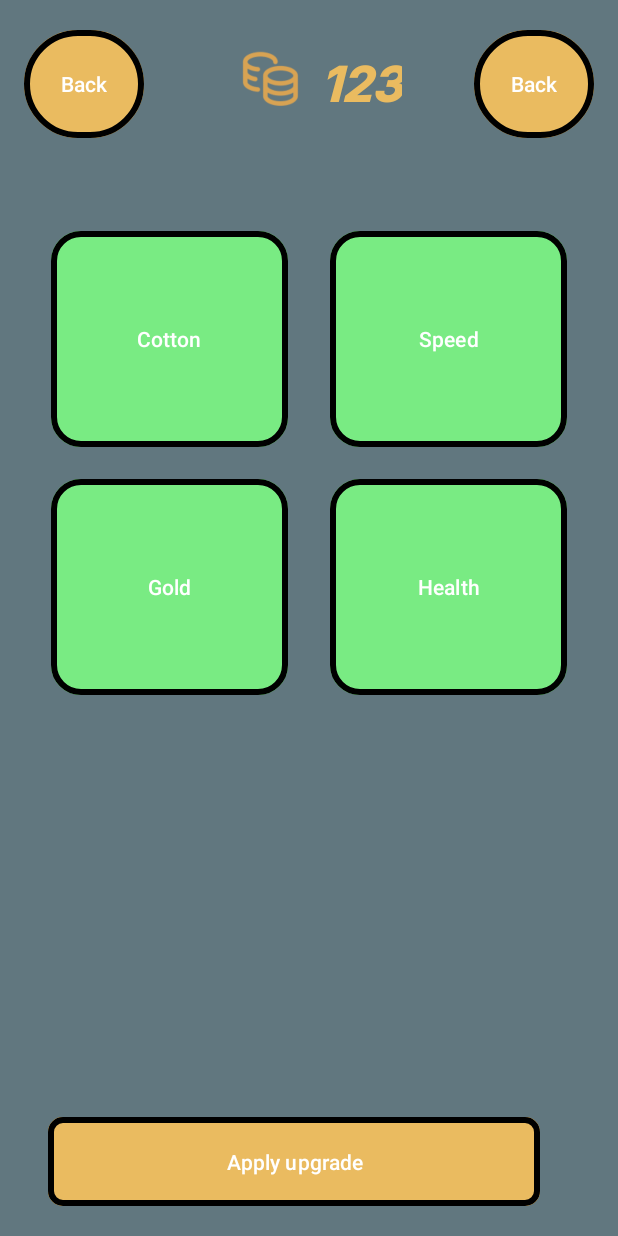
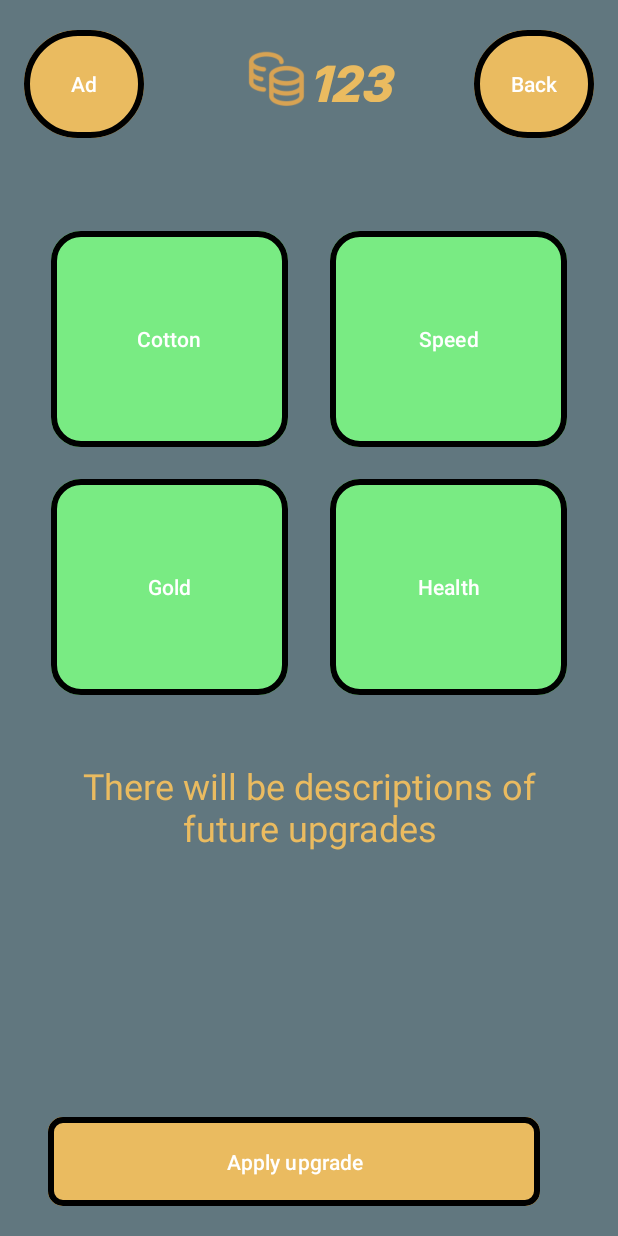
Before and after one commit to MontyRex/BabusLoves, an Android app: the UpgradeActivity screen opened directly, with no data from a screen before it, on a phone screen of 412 x 824 dp. Run offline under Robolectric (Android 15) with nearby library versions, the phone set to English and light mode, and no system bars; Roboto replaces fonts that are not available here.

Commit message:
Upgraded

```diff
--- a/app/src/main/java/com/example/babusloves/UpgradeActivity.kt
+++ b/app/src/main/java/com/example/babusloves/UpgradeActivity.kt
@@ -1,11 +1,44 @@
 package com.example.babusloves
 
+import android.content.Intent
 import androidx.appcompat.app.AppCompatActivity
 import android.os.Bundle
+import android.view.View
+import android.widget.Button
+import android.widget.TextView
 
 class UpgradeActivity : AppCompatActivity() {
     override fun onCreate(savedInstanceState: Bundle?) {
         super.onCreate(savedInstanceState)
         setContentView(R.layout.activity_upgrade)
+        val backToMain:Button = findViewById(R.id.back_to_main_button)
+        val ad:Button = findViewById(R.id.add_button)
+
+        backToMain.setOnClickListener {
+            val intent = Intent(this, MainActivity::class.java)
+            startActivity(intent)
+        }
+        ad.setOnClickListener {
+            val intent = Intent(this, ZaglushkaActivity::class.java)
+            startActivity(intent)
+        }
+
+        val currency:TextView = findViewById(R.id.currency_text)
+            //currency.setContentView(R.id.description)
+
+        val cotton:Button = findViewById(R.id.cotton_button)
+        val gold:Button = findViewById(R.id.gold_button)
+        val speed:Button = findViewById(R.id.speed_button)
+        val health:Button = findViewById(R.id.health_button)
+        //val description: TextView = findViewById(R.id.)
+
+        cotton.setOnClickListener {
+
+        }
+
+        val upgrade:Button = findViewById(R.id.upgrade_button)
+
+
+
     }
 }
--- a/app/src/main/res/layout/activity_upgrade.xml
+++ b/app/src/main/res/layout/activity_upgrade.xml
@@ -16,7 +16,7 @@
         android:layout_marginStart="16dp"
         android:layout_marginTop="16dp"
         android:backgroundTint="@color/orange"
-        android:text="Back"
+        android:text="Ad"
         app:layout_constraintStart_toStartOf="parent"
         app:layout_constraintTop_toTopOf="parent"
         app:strokeWidth="4dp" />
@@ -113,22 +113,23 @@
         app:strokeWidth="4dp" />
 
     <ImageView
-        android:id="@+id/imageView2"
+        android:id="@+id/coins_image"
         android:layout_width="42dp"
         android:layout_height="46dp"
         android:layout_marginTop="30dp"
-        app:layout_constraintEnd_toStartOf="@+id/textView"
+        app:layout_constraintEnd_toStartOf="@+id/currency_text"
         app:layout_constraintTop_toTopOf="parent"
         app:srcCompat="@drawable/coinsbabus" />
 
     <TextView
-        android:id="@+id/textView"
-        android:layout_width="66dp"
-        android:layout_height="41dp"
+        android:id="@+id/currency_text"
+        android:layout_width="70dp"
+        android:layout_height="36dp"
         android:layout_marginTop="32dp"
-        android:layout_marginEnd="48dp"
+        android:layout_marginEnd="40dp"
         android:fontFamily="@font/inter_bold"
         android:text="123"
+        android:textAlignment="viewStart"
         android:textColor="@color/orange"
         android:textSize="32sp"
         android:textStyle="bold|italic"
@@ -136,6 +137,21 @@
         app:layout_constraintTop_toTopOf="parent"
         app:strokeWidth="1dp" />
 
+    <TextView
+        android:id="@+id/description"
+        android:layout_width="341dp"
+        android:layout_height="210dp"
+        android:layout_marginStart="26dp"
+        android:layout_marginEnd="26dp"
+        android:layout_marginBottom="23dp"
+        android:text="@string/description"
+        android:textColor="@color/orange"
+        android:textSize="24sp"
+        android:textAlignment="center"
+        app:layout_constraintBottom_toTopOf="@+id/upgrade_button"
+        app:layout_constraintEnd_toEndOf="parent"
+        app:layout_constraintStart_toStartOf="parent" />
+
 
     <!--this is some bullshit-->
 
--- a/app/src/main/res/values/strings.xml
+++ b/app/src/main/res/values/strings.xml
@@ -1,3 +1,4 @@
 <resources>
     <string name="app_name">Babus Loves</string>
+    <string name="description">There will be descriptions of future upgrades</string>
 </resources>
```
